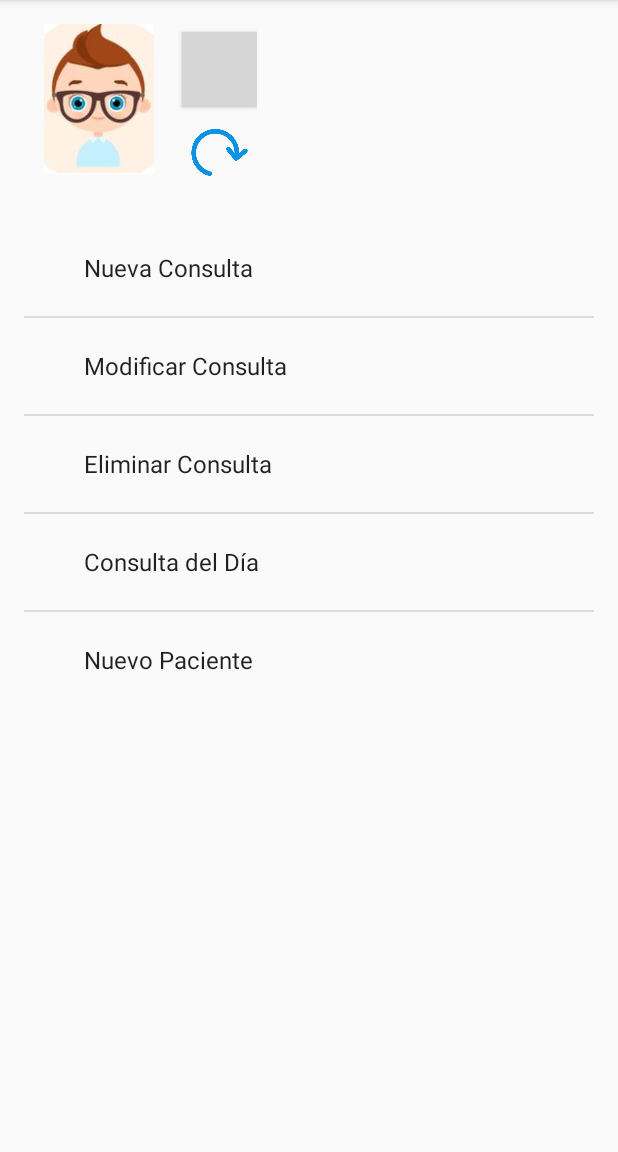
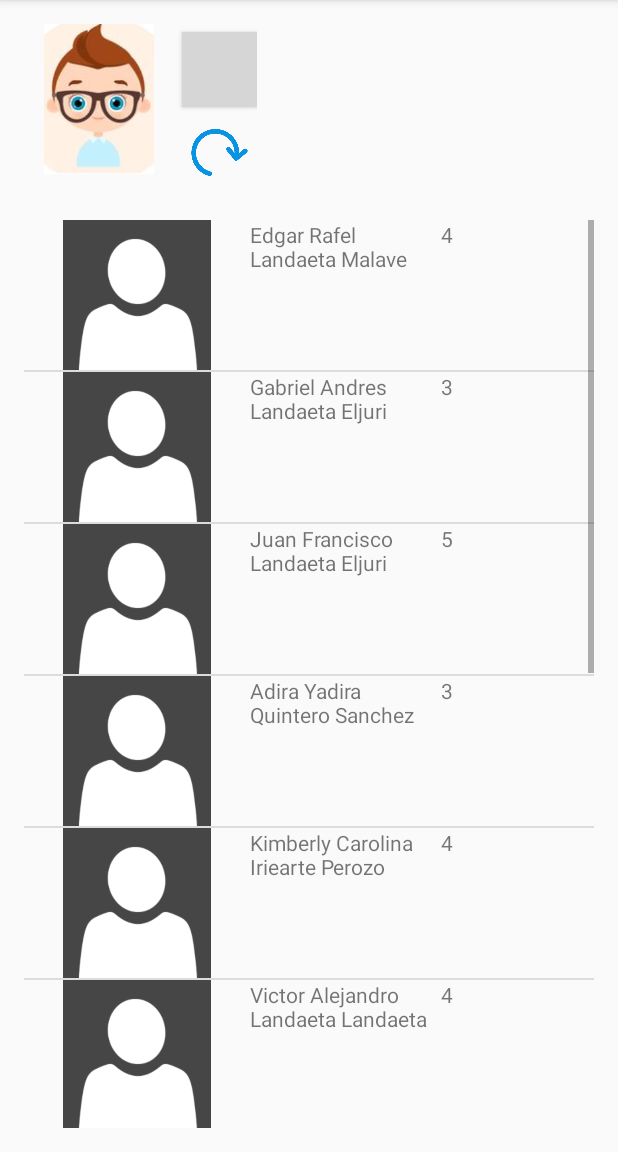
Before and after one commit to edgkid/OptotypeRepositoryV4, an Android app: the DashBoardActivity screen opened directly, with no data from a screen before it, after a tap on "Modificar Consulta", on a phone screen of 412 x 824 dp, the part 84-1236 px from its top. Run offline under Robolectric (Android 15) with nearby library versions, the light colour scheme and no system bars; grey boxes are pictures that could not be loaded.

Commit message:
estructura para modificar citas medicas del día montada, falta cambiar y personalizar el listado

```diff
--- a/OptotypeSystemDevelop/app/src/main/AndroidManifest.xml
+++ b/OptotypeSystemDevelop/app/src/main/AndroidManifest.xml
@@ -22,7 +22,8 @@
         <activity android:name=".InteractionActivity" />
         <activity android:name=".TestActivity" />
         <activity android:name=".AppoinmentActivity" />
-        <activity android:name=".DeleteAppoinmentActivity"></activity>
+        <activity android:name=".DeleteAppoinmentActivity" />
+        <activity android:name=".ModifyAppoinmentActivity"></activity>
     </application>
 
 </manifest>
--- a/OptotypeSystemDevelop/app/src/main/java/com/example/edgar/optotypesystemdevelop/DashBoardActivity.java
+++ b/OptotypeSystemDevelop/app/src/main/java/com/example/edgar/optotypesystemdevelop/DashBoardActivity.java
@@ -173,7 +173,7 @@ public class DashBoardActivity extends AppCompatActivity implements View.OnClick
                         Toast.makeText(contextActivity,"Nueva Consulta",Toast.LENGTH_SHORT).show();
                         break;
                     case 1:
-                        Toast.makeText(contextActivity,"Modificar Consulta",Toast.LENGTH_SHORT).show();
+                        newActivity = new Intent(contextActivity, ModifyAppoinmentActivity.class);
                         break;
                     case 2:
                         newActivity = new Intent(contextActivity, DeleteAppoinmentActivity.class);
--- /dev/null
+++ b/OptotypeSystemDevelop/app/src/main/java/com/example/edgar/optotypesystemdevelop/ModifyAppoinmentActivity.java
@@ -0,0 +1,54 @@
+package com.example.edgar.optotypesystemdevelop;
+
+import android.content.Context;
+import android.support.v7.app.AppCompatActivity;
+import android.os.Bundle;
+import android.widget.Button;
+import android.widget.ImageView;
+import android.widget.ListView;
+
+public class ModifyAppoinmentActivity extends AppCompatActivity {
+
+    Button logOut;
+    ImageView imageUser;
+    // TextView userName;
+
+    ListView listViewAppoinment;
+    Context contextActivity;
+
+    @Override
+    protected void onCreate(Bundle savedInstanceState) {
+        super.onCreate(savedInstanceState);
+        setContentView(R.layout.activity_modify_appoinment);
+
+        contextActivity = this;
+        logOut = (Button) findViewById(R.id.buttonLogout);
+        imageUser = (ImageView) findViewById(R.id.imageViewLoginUser);
+        listViewAppoinment = (ListView) findViewById(R.id.listViewAppoinmentForModify);
+
+        loadAppoinment();
+
+    }
+
+    public void loadAppoinment (){
+
+        PatientsToday patiensData[] = new PatientsToday[]{
+                new PatientsToday("Edgar Rafel Landaeta Malave","4",R.drawable.usuario_icon),
+                new PatientsToday("Gabriel Andres Landaeta Eljuri","3",R.drawable.usuario_icon),
+                new PatientsToday("Juan Francisco Landaeta Eljuri","5",R.drawable.usuario_icon),
+                new PatientsToday("Adira Yadira Quintero Sanchez","3",R.drawable.usuario_icon),
+                new PatientsToday("Kimberly Carolina Iriearte Perozo","4",R.drawable.usuario_icon),
+                new PatientsToday("Victor Alejandro Landaeta Landaeta","4",R.drawable.usuario_icon),
+                new PatientsToday("Abrahan Rafel Castillo Pernia","3",R.drawable.usuario_icon),
+                new PatientsToday("Jesus Gabriel Moreno Campo","5",R.drawable.usuario_icon),
+                new PatientsToday("Victoria Coromoto Malave Campo","5",R.drawable.usuario_icon),
+                new PatientsToday("Jessica Maria Guzman Palacio","3",R.drawable.usuario_icon),
+                new PatientsToday("Gabriela Maria Gimenes Arroyo","4",R.drawable.usuario_icon),
+                new PatientsToday("Cesar Alejandro Galindo Guerra","4",R.drawable.usuario_icon),
+        };
+
+        PatientsTodayAdapter patientsAdapter = new PatientsTodayAdapter(this,R.layout.listview_item_patients_today_row, patiensData);
+        listViewAppoinment.setAdapter(patientsAdapter);
+
+    }
+}
--- /dev/null
+++ b/OptotypeSystemDevelop/app/src/main/res/layout/activity_modify_appoinment.xml
@@ -0,0 +1,59 @@
+<?xml version="1.0" encoding="utf-8"?>
+<LinearLayout xmlns:android="http://schemas.android.com/apk/res/android"
+    xmlns:app="http://schemas.android.com/apk/res-auto"
+    xmlns:tools="http://schemas.android.com/tools"
+    android:layout_width="match_parent"
+    android:layout_height="match_parent"
+    android:paddingBottom="16dp"
+    android:paddingLeft="16dp"
+    android:paddingRight="16dp"
+    android:paddingTop="16dp"
+    tools:context="com.example.edgar.optotypesystemdevelop.ModifyAppoinmentActivity"
+    android:orientation="vertical">
+
+    <LinearLayout
+        android:id="@+id/headerDashBoard"
+        android:layout_width="match_parent"
+        android:layout_height="wrap_content"
+        android:orientation="horizontal">
+
+        <ImageView
+            android:id="@+id/imageViewLoginUser"
+            android:layout_width="100dp"
+            android:layout_height="100dp"
+            android:src="@drawable/boy"/>
+
+        <LinearLayout
+            android:layout_width="wrap_content"
+            android:layout_height="wrap_content"
+            android:orientation="vertical">
+
+
+            <Button
+                android:id="@+id/buttonLogout"
+                android:layout_width="50dp"
+                android:layout_height="50dp"
+                android:layout_marginLeft="5dp"
+                android:layout_marginTop="5dp"
+                android:background="@drawable/log_out"/>
+
+            <Button
+                android:id="@+id/buttonUpdate"
+                android:layout_width="50dp"
+                android:layout_height="50dp"
+                android:layout_marginLeft="5dp"
+                android:layout_marginTop="5dp"
+                android:background="@drawable/update"/>
+
+        </LinearLayout>
+
+    </LinearLayout>
+
+    <ListView
+        android:id="@+id/listViewAppoinmentForModify"
+        android:layout_width="match_parent"
+        android:layout_height="wrap_content"
+        android:layout_marginTop="20dp"></ListView>
+
+
+</LinearLayout>
```
